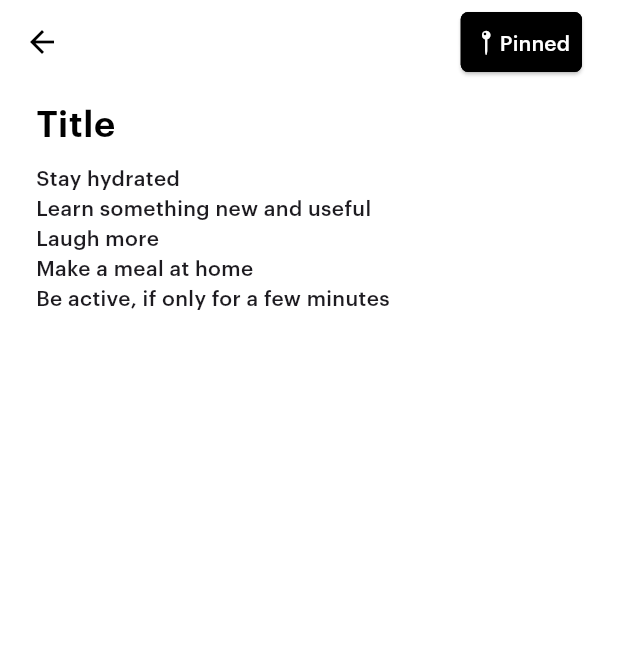
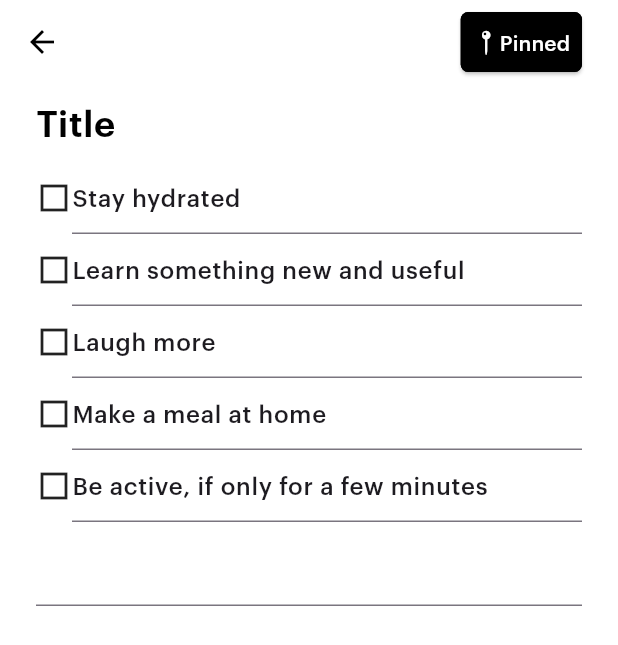
Before and after one commit to SamanDowlatabadi/to_do_list_2, a Flutter app: the TaskListPage screen opened directly, on a phone screen of 412 x 824 dp. Shown: the top 645 px of the screen. Run offline on Flutter 3.47's test engine with Material 3 defaults, Android fonts, the phone set to English and light mode, and no system bars; our stand-ins replace bloc, custom_sliding_segmented_control, device_preview, equatable, flutter_bloc, shared_preferences; accounts and stored records are empty.

Commit message:
working on list tasks

```diff
--- a/lib/ui/add_edit_list_screen/add_edit_list_screen.dart
+++ b/lib/ui/add_edit_list_screen/add_edit_list_screen.dart
@@ -27,6 +27,10 @@ class _TaskListPageState extends State<TaskListPage> {
   @override
   void dispose() {
     titleEditingController.dispose();
+    for(var task in tasks){
+      task.focusNode.dispose();
+      task.textEditingController.dispose();
+    }
     super.dispose();
   }
 
@@ -117,16 +121,38 @@ class _TaskListPageState extends State<TaskListPage> {
               ),
               Expanded(
                 child: ListView.builder(
-                  itemCount: tasks.length,
+                  physics: NeverScrollableScrollPhysics(),
+                  itemCount: tasks.length + 1,
                   itemBuilder: (context, index) {
-                    final task =  tasks[index];
-                    if(task.isEditing){
-                      return TextField(
-                        controller: task.textEditingController,
+                    if (index == tasks.length) {
+                      return Padding(
+                        padding: const EdgeInsets.symmetric(vertical: 8.0),
+                        child: TextField(),
                       );
-                    }else{
-                      return Text(task.text);
                     }
+                    final task = tasks[index];
+                    return Row(
+                      children: [
+                        GestureDetector(
+                          onTap: () {
+                            setState(() {
+                              task.done = !task.done;
+                            });
+                          },
+                          child: Icon(
+                            !task.done
+                                ? Icons.square_outlined
+                                : Icons.check_box,
+                          ),
+                        ),
+
+                        Expanded(
+                          child: TextField(
+                                  controller: task.textEditingController,
+                                ),
+                        ),
+                      ],
+                    );
                   },
                 ),
               ),
@@ -148,12 +174,12 @@ List taskTextList = [
 
 class TaskItem {
   final String text;
-  final bool done;
-  final bool isEditing;
+  bool done;
+  bool isEditing;
   final TextEditingController textEditingController;
   final FocusNode focusNode;
 
   TaskItem({required this.text, this.done = false, this.isEditing = false})
-    : textEditingController = TextEditingController(),
+    : textEditingController = TextEditingController(text: text),
       focusNode = FocusNode();
 }
```
